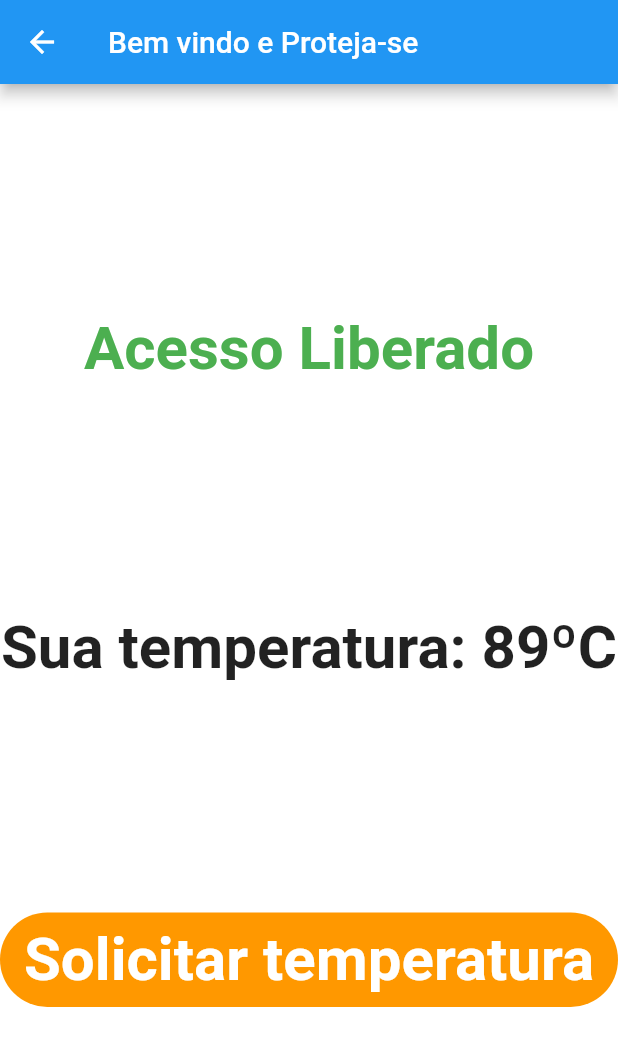
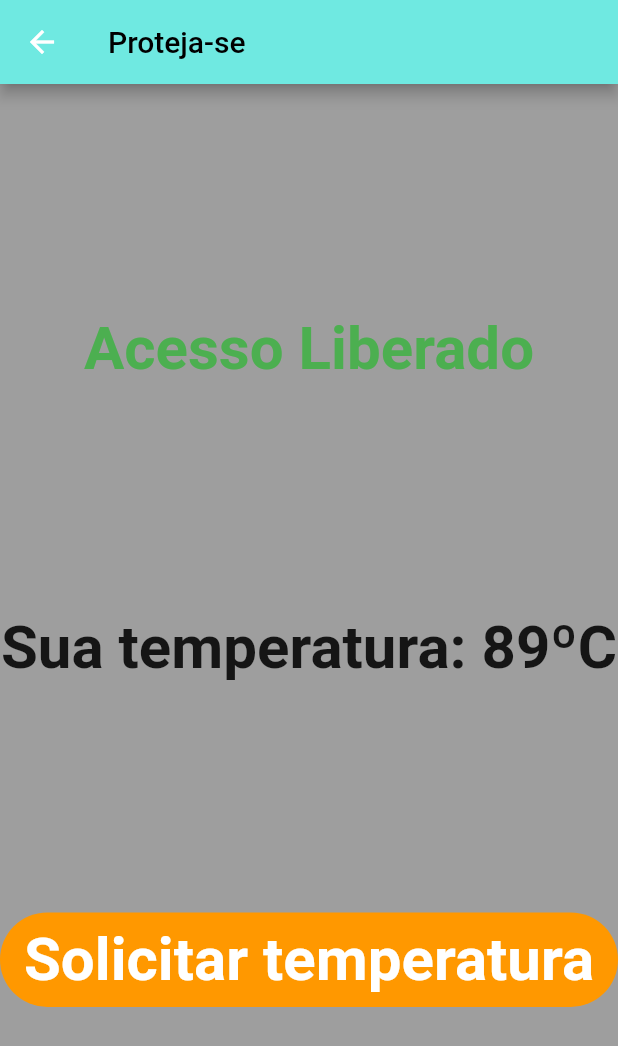
Before and after one commit to WillianLiduenha/Proteja-se_Flutter, a Flutter app: the Home_Page screen opened by its route, on a phone screen of 412 x 824 dp. Shown: the top 1046 px of the screen. Run offline on Flutter 3.47's test engine with Material 2 defaults, Android fonts, the phone set to English and light mode, and no system bars.

Commit message:
início da tela principal

```diff
--- a/lib/views/home_page.dart
+++ b/lib/views/home_page.dart
@@ -13,23 +13,18 @@ class _Inicio extends State<Home_Page> {
     return Scaffold(
       //início da tela
       appBar: AppBar(
-        backgroundColor: Colors.blue,
+        backgroundColor: Color.fromRGBO(111, 233, 225, 1),
         title: Text(
-          "Bem vindo e Proteja-se",
+          "Proteja-se",
           style: TextStyle(
-            color: Colors.white,
+            color: Colors.black,
           ),
         ),
         centerTitle: false,
       ),
 
       body: Container(
-        color: Colors.white,
-        alignment: Alignment.center,
-        height: double.infinity,
-        child: Column(
-          children: [
-            Expanded(
+        color: Colors.grey,
         child: Column(
           mainAxisAlignment: MainAxisAlignment.spaceEvenly,
           children: [
@@ -79,9 +74,6 @@ class _Inicio extends State<Home_Page> {
           ],
         ),
       ),
-          ],
-        ),
-      ),
     );
   }
 }
```
Lines whose indentation alone changed are shown as unchanged.
